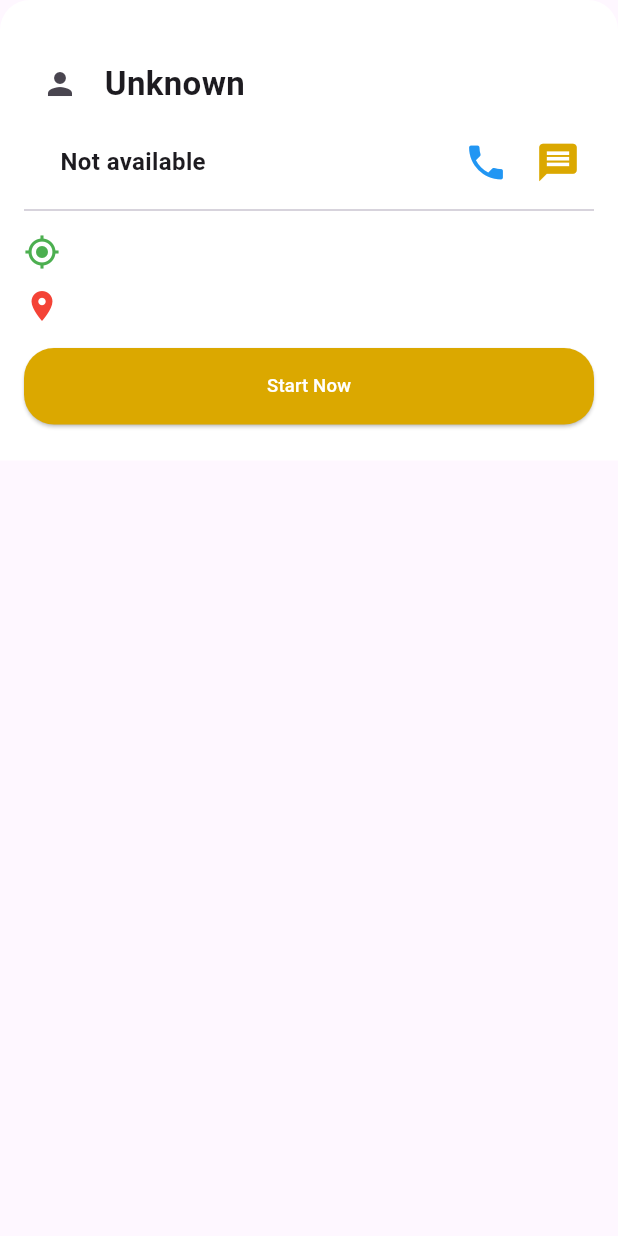
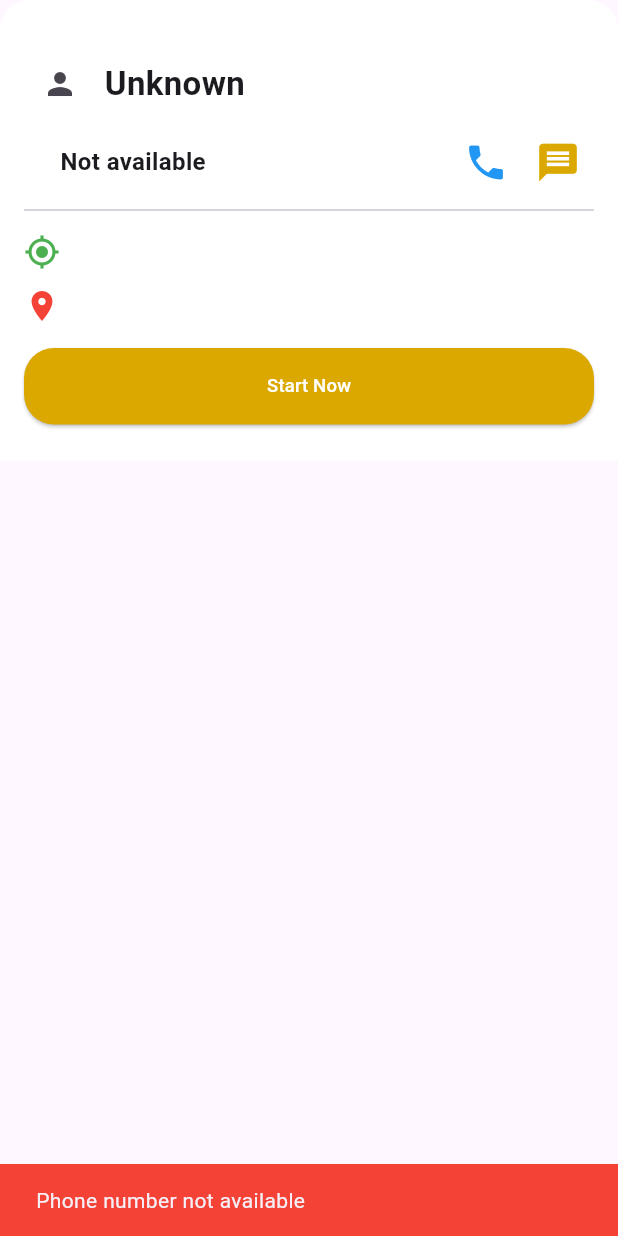
Before and after one commit to jincykp/zoomio_driver_zoomio, a Flutter app: the CustomBottomSheet widget shown alone on an empty page, opened directly with empty values, after a tap on the "phone" icon, on a phone screen of 412 x 824 dp. Run offline on Flutter 3.47's test engine with Material 3 defaults, Android fonts, the light colour scheme and no system bars; our stand-ins replace animated_toggle_switch, bloc, cloud_firestore, firebase_auth, firebase_core, firebase_database and 9 more; missing offline and left inert: firebase_app_check; accounts and stored records are empty.

Commit message:
Implement phone call functionality using url_launcher plugin

```diff
--- a/lib/views/custom_widgets/custom_bottomsheet.dart
+++ b/lib/views/custom_widgets/custom_bottomsheet.dart
@@ -2,6 +2,7 @@ import 'package:cloud_firestore/cloud_firestore.dart';
 import 'package:firebase_auth/firebase_auth.dart';
 import 'package:firebase_database/firebase_database.dart';
 import 'package:flutter/material.dart';
+import 'package:url_launcher/url_launcher.dart';
 import 'package:zoomio_driverzoomio/views/custom_widgets/custom_button.dart';
 import 'package:zoomio_driverzoomio/views/homepage_screens/road_line.dart';
 import 'package:zoomio_driverzoomio/views/styles/app_styles.dart';
@@ -173,7 +174,8 @@ class CustomBottomSheet extends StatelessWidget {
                       ),
                       const Spacer(),
                       IconButton(
-                          onPressed: () {},
+                          onPressed: () => _makePhoneCall(
+                              context, userDetails['phone'] ?? 'Not available'),
                           icon: const Icon(
                             Icons.phone,
                             size: 30,
@@ -297,19 +299,50 @@ class CustomBottomSheet extends StatelessWidget {
     );
   }
 
-  // Future<void> updateBookingStatusToOnTrip() async {
-  //   try {
-  //     // Reference to the specific booking in the Realtime Database
-  //     DatabaseReference bookingRef =
-  //         FirebaseDatabase.instance.ref().child('bookings/${widget.bookingId}');
+  // Add function to make phone call
+  Future<void> _makePhoneCall(BuildContext context, String phoneNumber) async {
+    print('DEBUG: Attempting to call phone number: $phoneNumber');
 
-  //     // Update the status to "trip_started"
-  //     await bookingRef.update({'status': 'trip_started'});
+    if (phoneNumber == 'Not available') {
+      print('DEBUG: Phone number not available');
+      ScaffoldMessenger.of(context).showSnackBar(
+        const SnackBar(
+          content: Text('Phone number not available'),
+          backgroundColor: Colors.red,
+        ),
+      );
+      return;
+    }
 
-  //     print('Status updated to "trip_started" successfully');
-  //   } catch (e) {
-  //     print('Error updating status: $e');
-  //     throw e; // Rethrow the error to handle it in the caller
-  //   }
-  // }
+    // Format phone number with proper URI encoding
+    phoneNumber = phoneNumber.replaceAll(RegExp(r'\s+'), '');
+    final Uri phoneUri = Uri.parse('tel:${Uri.encodeComponent(phoneNumber)}');
+    print('DEBUG: Phone URI: $phoneUri');
+
+    try {
+      print('DEBUG: Attempting to launch URL directly...');
+      final launched =
+          await launchUrl(phoneUri, mode: LaunchMode.externalApplication);
+      print('DEBUG: Launch result: $launched');
+
+      if (!launched && context.mounted) {
+        ScaffoldMessenger.of(context).showSnackBar(
+          const SnackBar(
+            content: Text('Could not launch phone app'),
+            backgroundColor: Colors.red,
+          ),
+        );
+      }
+    } catch (e) {
+      print('DEBUG: Error in _makePhoneCall: $e');
+      if (context.mounted) {
+        ScaffoldMessenger.of(context).showSnackBar(
+          SnackBar(
+            content: Text('Error making phone call: $e'),
+            backgroundColor: Colors.red,
+          ),
+        );
+      }
+    }
+  }
 }
--- a/pubspec.yaml
+++ b/pubspec.yaml
@@ -62,6 +62,7 @@ dependencies:
   geolocator: ^9.0.2
   flutter_dotenv: ^5.2.1
   flutter_polyline_points: ^2.1.0
+  url_launcher: ^6.1.11
 
 
 dev_dependencies:
```
Also changed, not shown: pubspec.lock, 6 other files.
